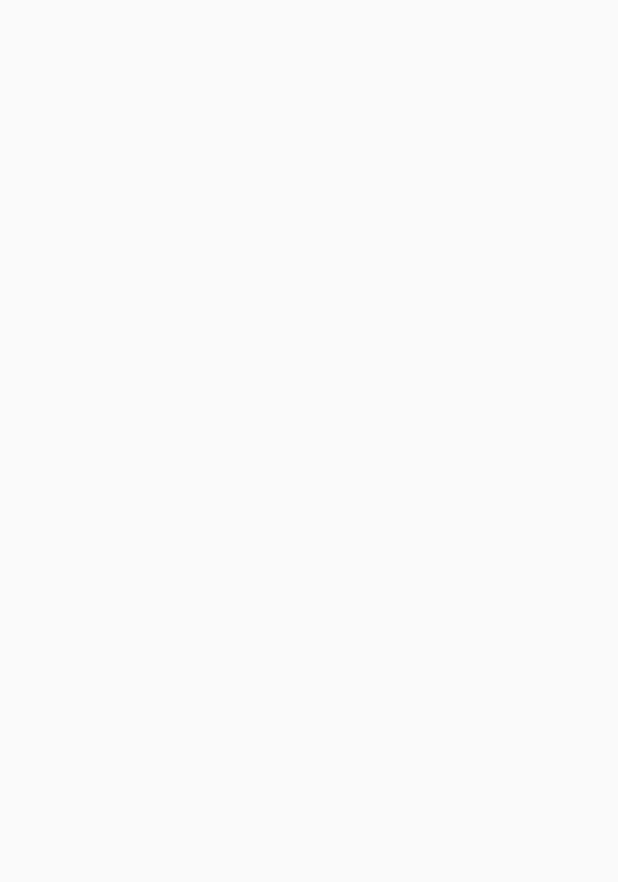
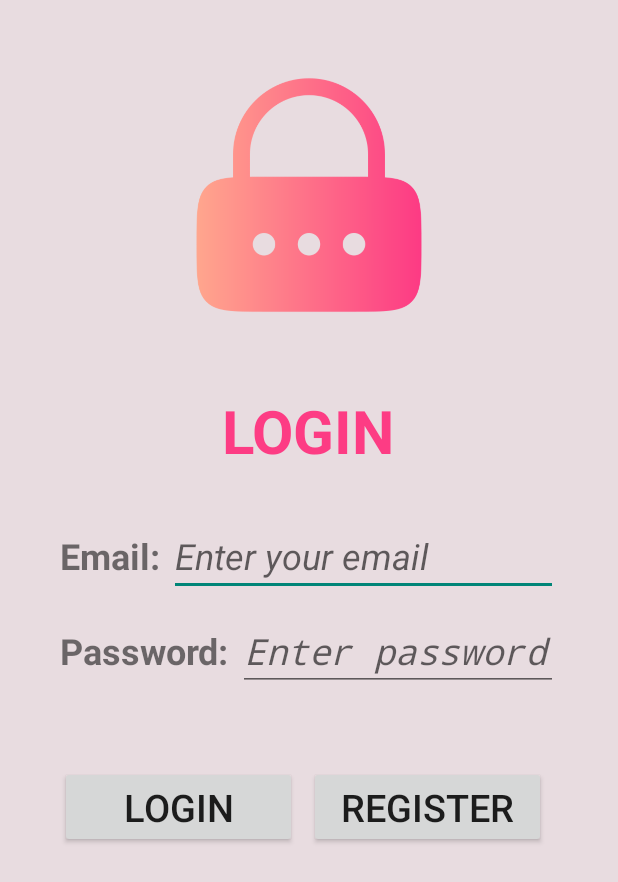
Before and after one commit to KobeVLM/ContactMate, an Android app: the screen it shows after launch (LoginActivity), on a phone screen of 412 x 824 dp. Before the commit the part shown is empty. Shown: the top 882 px of the screen. Run offline under Robolectric (Android 15) with nearby library versions, the phone set to English and light mode, and no system bars.

Commit message:
Added ID's

```diff
--- a/app/src/main/AndroidManifest.xml
+++ b/app/src/main/AndroidManifest.xml
@@ -13,6 +13,9 @@
         android:theme="@style/Theme.ContactMate"
         tools:targetApi="31">
         <activity
+            android:name=".RegisterActivity"
+            android:exported="false" />
+        <activity
             android:name=".LoginActivity"
             android:exported="true">
             <intent-filter>
--- a/app/src/main/java/com/csit284/contactmate/LoginActivity.kt
+++ b/app/src/main/java/com/csit284/contactmate/LoginActivity.kt
@@ -1,10 +1,22 @@
 package com.csit284.contactmate
 
 import android.app.Activity
+import android.content.Intent
 import android.os.Bundle
+import android.widget.Button
+import android.widget.Toast
 
 class LoginActivity : Activity() {
     override fun onCreate(savedInstanceState: Bundle?) {
         super.onCreate(savedInstanceState)
+        setContentView(R.layout.login)
+
+        val loginButton = findViewById<Button>(R.id.login)
+        loginButton.setOnClickListener() {
+            Toast.makeText(this, "Login button clicked", Toast.LENGTH_SHORT).show()
+            val intent = Intent(this, RegisterActivity::class.java)
+            startActivity(intent)
+        }
+
     }
 }
--- a/app/src/main/res/layout/login.xml
+++ b/app/src/main/res/layout/login.xml
@@ -56,6 +56,7 @@
             android:textStyle="bold"
             android:textSize="24sp"/>
         <EditText
+            android:id="@+id/enter_password"
             android:layout_width="match_parent"
             android:layout_height="wrap_content"
             android:textSize="24sp"
--- a/app/src/main/res/layout/register.xml
+++ b/app/src/main/res/layout/register.xml
@@ -110,6 +110,7 @@
         android:orientation="horizontal">
 
         <Button
+            android:id="@+id/go_back"
             android:layout_width="0dp"
             android:layout_height="wrap_content"
             android:layout_marginRight="4dp"
```
Also changed, not shown: app/src/main/java/com/csit284/contactmate/RegisterActivity.kt (added, +21 -0 lines).
